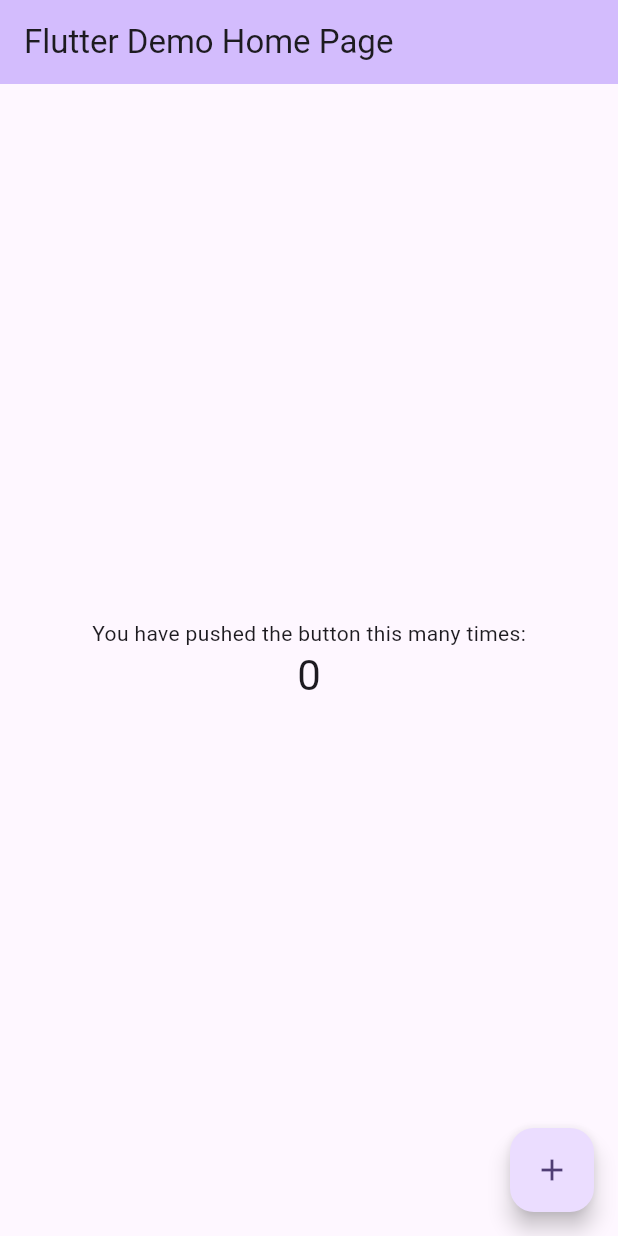
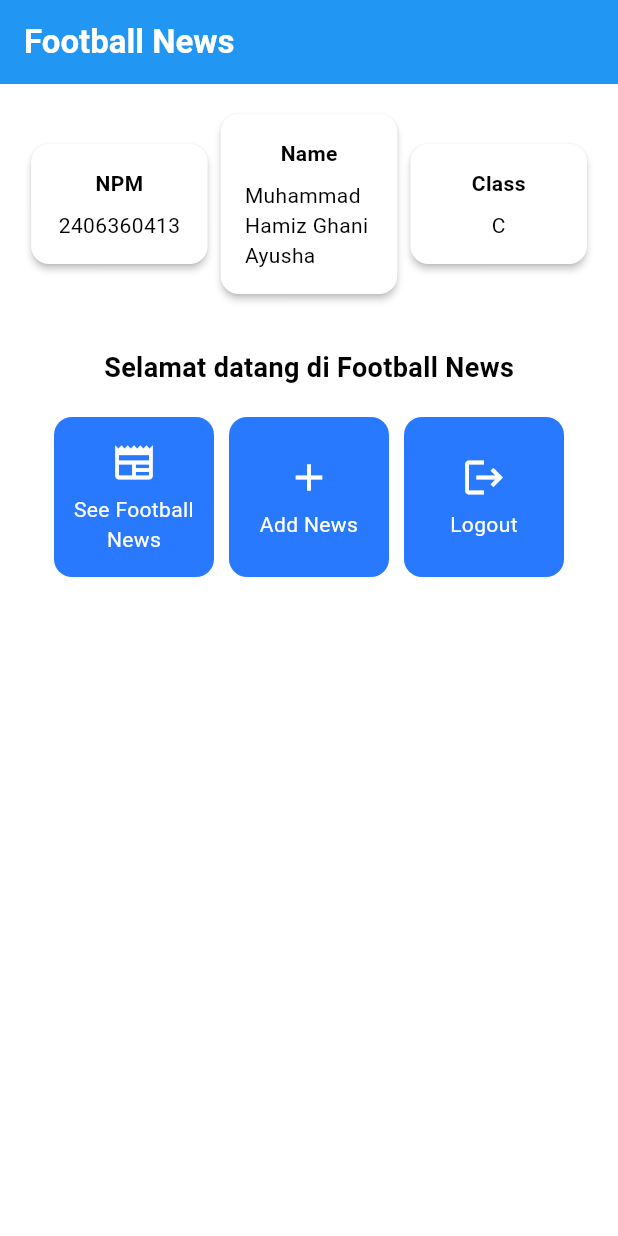
Before and after one commit to hamizghani/football-news-mobile, a Flutter app: the screen it shows after launch, on a phone screen of 412 x 824 dp. Run offline on Flutter 3.47's test engine with Material 3 defaults, Android fonts, the phone set to English and light mode, and no system bars.

Commit message:
feat: tutorial 1

```diff
--- a/lib/main.dart
+++ b/lib/main.dart
@@ -1,4 +1,6 @@
 import 'package:flutter/material.dart';
+import 'package:football_news_mobile/menu.dart';
+
 
 void main() {
   runApp(const MyApp());
@@ -28,95 +30,10 @@ class MyApp extends StatelessWidget {
         //
         // This works for code too, not just values: Most code changes can be
         // tested with just a hot reload.
-        colorScheme: ColorScheme.fromSeed(seedColor: Colors.deepPurple),
+         colorScheme: ColorScheme.fromSwatch(primarySwatch: Colors.blue)
+ .copyWith(secondary: Colors.blueAccent[400]),
       ),
-      home: const MyHomePage(title: 'Flutter Demo Home Page'),
+      home: MyHomePage(),
     );
   }
 }
-
-class MyHomePage extends StatefulWidget {
-  const MyHomePage({super.key, required this.title});
-
-  // This widget is the home page of your application. It is stateful, meaning
-  // that it has a State object (defined below) that contains fields that affect
-  // how it looks.
-
-  // This class is the configuration for the state. It holds the values (in this
-  // case the title) provided by the parent (in this case the App widget) and
-  // used by the build method of the State. Fields in a Widget subclass are
-  // always marked "final".
-
-  final String title;
-
-  @override
-  State<MyHomePage> createState() => _MyHomePageState();
-}
-
-class _MyHomePageState extends State<MyHomePage> {
-  int _counter = 0;
-
-  void _incrementCounter() {
-    setState(() {
-      // This call to setState tells the Flutter framework that something has
-      // changed in this State, which causes it to rerun the build method below
-      // so that the display can reflect the updated values. If we changed
-      // _counter without calling setState(), then the build method would not be
-      // called again, and so nothing would appear to happen.
-      _counter++;
-    });
-  }
-
-  @override
-  Widget build(BuildContext context) {
-    // This method is rerun every time setState is called, for instance as done
-    // by the _incrementCounter method above.
-    //
-    // The Flutter framework has been optimized to make rerunning build methods
-    // fast, so that you can just rebuild anything that needs updating rather
-    // than having to individually change instances of widgets.
-    return Scaffold(
-      appBar: AppBar(
-        // TRY THIS: Try changing the color here to a specific color (to
-        // Colors.amber, perhaps?) and trigger a hot reload to see the AppBar
-        // change color while the other colors stay the same.
-        backgroundColor: Theme.of(context).colorScheme.inversePrimary,
-        // Here we take the value from the MyHomePage object that was created by
-        // the App.build method, and use it to set our appbar title.
-        title: Text(widget.title),
-      ),
-      body: Center(
-        // Center is a layout widget. It takes a single child and positions it
-        // in the middle of the parent.
-        child: Column(
-          // Column is also a layout widget. It takes a list of children and
-          // arranges them vertically. By default, it sizes itself to fit its
-          // children horizontally, and tries to be as tall as its parent.
-          //
-          // Column has various properties to control how it sizes itself and
-          // how it positions its children. Here we use mainAxisAlignment to
-          // center the children vertically; the main axis here is the vertical
-          // axis because Columns are vertical (the cross axis would be
-          // horizontal).
-          //
-          // TRY THIS: Invoke "debug painting" (choose the "Toggle Debug Paint"
-          // action in the IDE, or press "p" in the console), to see the
-          // wireframe for each widget.
-          mainAxisAlignment: MainAxisAlignment.center,
-          children: <Widget>[
-            const Text('You have pushed the button this many times:'),
-            Text(
-              '$_counter',
-              style: Theme.of(context).textTheme.headlineMedium,
-            ),
-          ],
-        ),
-      ),
-      floatingActionButton: FloatingActionButton(
-        onPressed: _incrementCounter,
-        tooltip: 'Increment',
-        child: const Icon(Icons.add),
-      ), // This trailing comma makes auto-formatting nicer for build methods.
-    );
-  }
-}
--- /dev/null
+++ b/lib/menu.dart
@@ -0,0 +1,187 @@
+import 'package:flutter/material.dart';
+
+class MyHomePage extends StatelessWidget {
+  MyHomePage({super.key});
+
+  final String nama = "Muhammad Hamiz Ghani Ayusha"; //nama
+  final String npm = "2406360413"; //npm
+  final String kelas = "C"; //kelas
+
+  final List<ItemHomepage> items = [
+    ItemHomepage("See Football News", Icons.newspaper),
+    ItemHomepage("Add News", Icons.add),
+    ItemHomepage("Logout", Icons.logout),
+  ];
+
+  @override
+  Widget build(BuildContext context) {
+    return Scaffold(
+      // AppBar adalah bagian atas halaman yang menampilkan judul.
+      appBar: AppBar(
+        // Judul aplikasi "Football News" dengan teks putih dan tebal.
+        title: const Text(
+          'Football News',
+          style: TextStyle(
+            color: Colors.white,
+            fontWeight: FontWeight.bold,
+          ),
+        ),
+        // Warna latar belakang AppBar diambil dari skema warna tema aplikasi.
+        backgroundColor: Theme.of(context).colorScheme.primary,
+      ),
+      // Body halaman dengan padding di sekelilingnya.
+      body: Padding(
+        padding: const EdgeInsets.all(16.0),
+        // Menyusun widget secara vertikal dalam sebuah kolom.
+        child: Column(
+          crossAxisAlignment: CrossAxisAlignment.center,
+          children: [
+            // Row untuk menampilkan 3 InfoCard secara horizontal.
+            Row(
+              mainAxisAlignment: MainAxisAlignment.spaceEvenly,
+              children: [
+                InfoCard(title: 'NPM', content: npm),
+                InfoCard(title: 'Name', content: nama),
+                InfoCard(title: 'Class', content: kelas),
+              ],
+            ),
+
+            // Memberikan jarak vertikal 16 unit.
+            const SizedBox(height: 16.0),
+
+            // Menempatkan widget berikutnya di tengah halaman.
+            Center(
+              child: Column(
+                // Menyusun teks dan grid item secara vertikal.
+
+                children: [
+                  // Menampilkan teks sambutan dengan gaya tebal dan ukuran 18.
+                  const Padding(
+                    padding: EdgeInsets.only(top: 16.0),
+                    child: Text(
+                      'Selamat datang di Football News',
+                      style: TextStyle(
+                        fontWeight: FontWeight.bold,
+                        fontSize: 18.0,
+                      ),
+                    ),
+                  ),
+
+                  // Grid untuk menampilkan ItemCard dalam bentuk grid 3 kolom.
+                  GridView.count(
+                    primary: true,
+                    padding: const EdgeInsets.all(20),
+                    crossAxisSpacing: 10,
+                    mainAxisSpacing: 10,
+                    crossAxisCount: 3,
+                    // Agar grid menyesuaikan tinggi kontennya.
+                    shrinkWrap: true,
+
+                    // Menampilkan ItemCard untuk setiap item dalam list items.
+                    children: items.map((ItemHomepage item) {
+                      return ItemCard(item);
+                    }).toList(),
+                  ),
+                ],
+              ),
+            ),
+          ],
+        ),
+      ),
+    );
+  }
+}
+
+class InfoCard extends StatelessWidget {
+  // Kartu informasi yang menampilkan title dan content.
+
+  final String title;  // Judul kartu.
+  final String content;  // Isi kartu.
+
+  const InfoCard({super.key, required this.title, required this.content});
+
+  @override
+  Widget build(BuildContext context) {
+    return Card(
+      // Membuat kotak kartu dengan bayangan dibawahnya.
+      elevation: 2.0,
+      child: Container(
+        // Mengatur ukuran dan jarak di dalam kartu.
+        width: MediaQuery.of(context).size.width / 3.5, // menyesuaikan dengan lebar device yang digunakan.
+        padding: const EdgeInsets.all(16.0),
+        // Menyusun title dan content secara vertikal.
+        child: Column(
+          children: [
+            Text(
+              title,
+              style: const TextStyle(fontWeight: FontWeight.bold),
+            ),
+            const SizedBox(height: 8.0),
+            Text(content),
+          ],
+        ),
+      ),
+    );
+  }
+}
+
+class ItemHomepage {
+ final String name;
+ final IconData icon;
+
+ ItemHomepage(this.name, this.icon);
+}
+
+class ItemCard extends StatelessWidget {
+  // Menampilkan kartu dengan ikon dan nama.
+
+  final ItemHomepage item;
+
+  const ItemCard(this.item, {super.key});
+
+  @override
+  Widget build(BuildContext context) {
+    return Material(
+      // Menentukan warna latar belakang dari tema aplikasi.
+      color: Theme.of(context).colorScheme.secondary,
+      // Membuat sudut kartu melengkung.
+      borderRadius: BorderRadius.circular(12),
+
+      child: InkWell(
+        // Aksi ketika kartu ditekan.
+        onTap: () {
+          // Menampilkan pesan SnackBar saat kartu ditekan.
+          ScaffoldMessenger.of(context)
+            ..hideCurrentSnackBar()
+            ..showSnackBar(
+              SnackBar(content: Text("Kamu telah menekan tombol ${item.name}!"))
+            );
+        },
+        // Container untuk menyimpan Icon dan Text
+        child: Container(
+          padding: const EdgeInsets.all(8),
+          child: Center(
+            child: Column(
+              // Menyusun ikon dan teks di tengah kartu.
+              mainAxisAlignment: MainAxisAlignment.center,
+              children: [
+                Icon(
+                  item.icon,
+                  color: Colors.white,
+                  size: 30.0,
+                ),
+                const Padding(padding: EdgeInsets.all(3)),
+                Text(
+                  item.name,
+                  textAlign: TextAlign.center,
+                  style: const TextStyle(color: Colors.white),
+                ),
+              ],
+            ),
+          ),
+        ),
+      ),
+    );
+  }
+
+}
```
